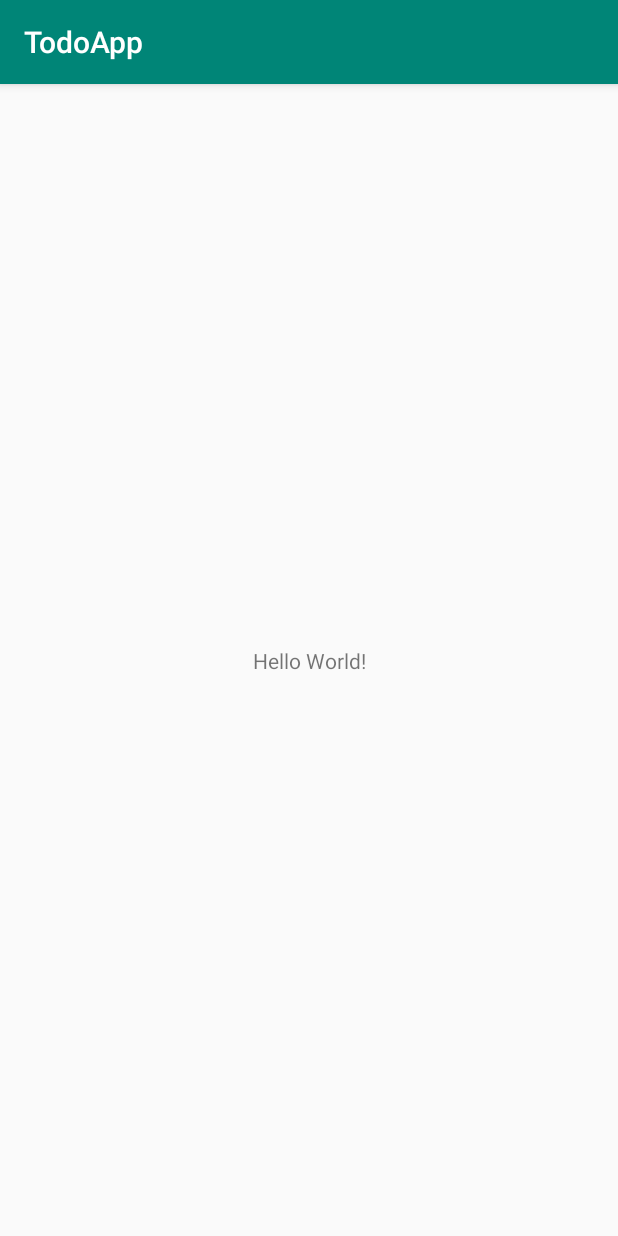
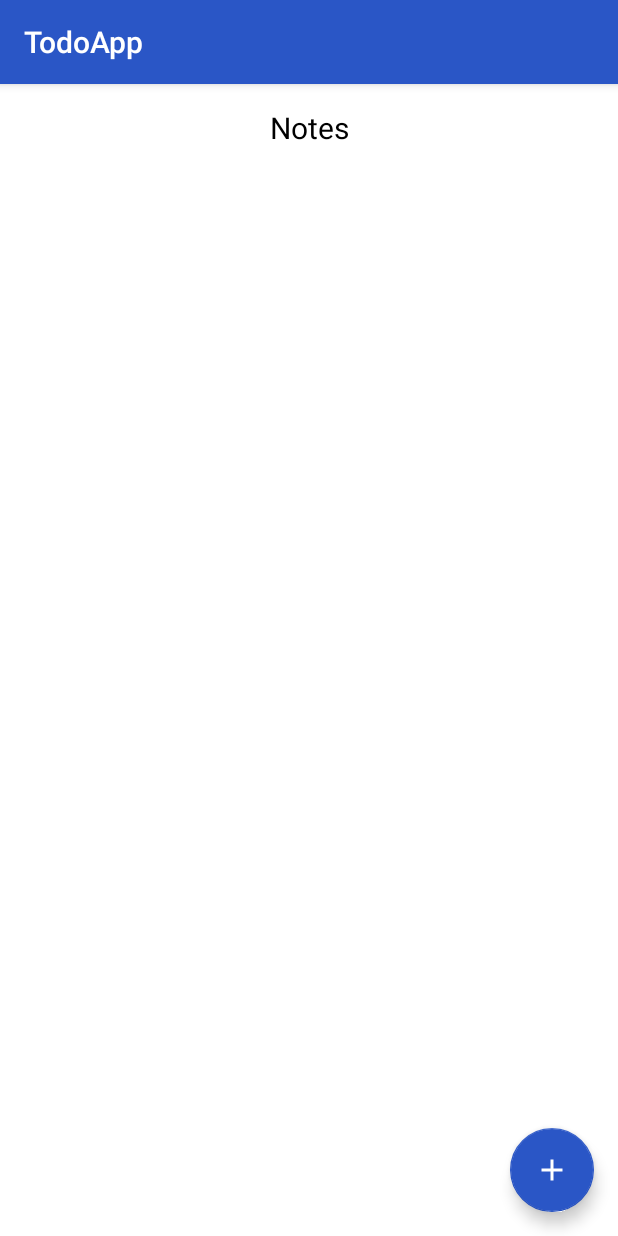
Before and after one commit to pwnjeswani/TodoApp, an Android app: the screen it shows after launch (MainActivity), on a phone screen of 412 x 824 dp. Run offline under Robolectric (Android 15) with nearby library versions, the light colour scheme and no system bars; our stand-ins replace Room's generated code.

Commit message:
added res and made layout files for both activities

```diff
--- a/app/build.gradle
+++ b/app/build.gradle
@@ -25,11 +25,12 @@ android {
 
 dependencies {
     implementation fileTree(dir: 'libs', include: ['*.jar'])
-    implementation"org.jetbrains.kotlin:kotlin-stdlib-jdk7:$kotlin_version"
+    implementation "org.jetbrains.kotlin:kotlin-stdlib-jdk7:$kotlin_version"
     implementation 'androidx.appcompat:appcompat:1.1.0'
     implementation 'androidx.core:core-ktx:1.0.2'
     implementation 'androidx.constraintlayout:constraintlayout:1.1.3'
     implementation 'androidx.recyclerview:recyclerview:1.0.0'
+    implementation 'com.google.android.material:material:1.0.0'
 
     testImplementation 'junit:junit:4.12'
     androidTestImplementation 'androidx.test:runner:1.2.0'
--- a/app/src/main/AndroidManifest.xml
+++ b/app/src/main/AndroidManifest.xml
@@ -10,6 +10,7 @@
         android:roundIcon="@mipmap/ic_launcher_round"
         android:supportsRtl="true"
         android:theme="@style/AppTheme">
+        <activity android:name=".view.activity.EditNoteActivity"></activity>
         <activity android:name=".view.activity.MainActivity">
             <intent-filter>
                 <action android:name="android.intent.action.MAIN" />
--- /dev/null
+++ b/app/src/main/res/drawable/curved_btn_bg.xml
@@ -0,0 +1,5 @@
+<?xml version="1.0" encoding="UTF-8"?>
+<shape xmlns:android="http://schemas.android.com/apk/res/android">
+    <solid android:color="@color/submit_btn_clr" />
+    <corners android:radius="5dp" />
+</shape>
--- /dev/null
+++ b/app/src/main/res/drawable/ic_add_white_24dp.xml
@@ -0,0 +1,5 @@
+<vector android:height="24dp" android:tint="#FFFFFF"
+    android:viewportHeight="24.0" android:viewportWidth="24.0"
+    android:width="24dp" xmlns:android="http://schemas.android.com/apk/res/android">
+    <path android:fillColor="#FF000000" android:pathData="M19,13h-6v6h-2v-6H5v-2h6V5h2v6h6v2z"/>
+</vector>
--- a/app/src/main/res/layout/activity_main.xml
+++ b/app/src/main/res/layout/activity_main.xml
@@ -4,15 +4,39 @@
     xmlns:tools="http://schemas.android.com/tools"
     android:layout_width="match_parent"
     android:layout_height="match_parent"
+    android:background="@color/white"
     tools:context=".view.activity.MainActivity">
 
     <TextView
+        android:id="@+id/tv_title"
         android:layout_width="wrap_content"
         android:layout_height="wrap_content"
-        android:text="Hello World!"
-        app:layout_constraintBottom_toBottomOf="parent"
+        android:layout_marginTop="15dp"
+        android:text="@string/notes"
+        android:textColor="@color/black"
+        android:textSize="20sp"
         app:layout_constraintLeft_toLeftOf="parent"
         app:layout_constraintRight_toRightOf="parent"
         app:layout_constraintTop_toTopOf="parent" />
 
+    <androidx.recyclerview.widget.RecyclerView
+        android:id="@+id/rv_notes"
+        android:layout_width="match_parent"
+        android:layout_height="wrap_content"
+        android:layout_marginTop="20dp"
+        app:layout_constraintTop_toBottomOf="@+id/tv_title" />
+
+    <com.google.android.material.floatingactionbutton.FloatingActionButton
+        android:id="@+id/fab_add_note"
+        android:layout_width="wrap_content"
+        android:layout_height="wrap_content"
+        android:layout_margin="16dp"
+        android:clickable="true"
+        android:focusable="true"
+        android:src="@drawable/ic_add_white_24dp"
+        app:backgroundTint="@color/colorPrimary"
+        app:layout_constraintBottom_toBottomOf="parent"
+        app:layout_constraintRight_toRightOf="parent" />
+
+
 </androidx.constraintlayout.widget.ConstraintLayout>
--- a/app/src/main/res/values/colors.xml
+++ b/app/src/main/res/values/colors.xml
@@ -1,6 +1,12 @@
 <?xml version="1.0" encoding="utf-8"?>
 <resources>
-    <color name="colorPrimary">#008577</color>
+    <color name="colorPrimary">#2A56C6</color>
     <color name="colorPrimaryDark">#00574B</color>
     <color name="colorAccent">#D81B60</color>
+    <color name="black">#000</color>
+    <color name="white">#FFF</color>
+    <color name="card_border_clr">#EDEDED</color>
+    <color name="note_date_txt_clr">#7F7F7F</color>
+    <color name="note_title_txt_clr">#2A56C6</color>
+    <color name="submit_btn_clr">#00CD83</color>
 </resources>
--- a/app/src/main/res/values/strings.xml
+++ b/app/src/main/res/values/strings.xml
@@ -1,3 +1,7 @@
 <resources>
     <string name="app_name">TodoApp</string>
+    <string name="notes">Notes</string>
+    <string name="edit_note">Edit Note</string>
+    <string name="new_note">New Note</string>
+    <string name="note_hint">Write Here…</string>
 </resources>
```
Also changed, not shown: app/src/main/java/com/pawanjeswani/todoapp/view/activity/EditNoteActivity.kt (added, +13 -0 lines), app/src/main/res/drawable/curved_border.xml (added, +7 -0 lines), app/src/main/res/drawable/ic_arrow_back_black_24dp.xml (added, +9 -0 lines), app/src/main/res/layout/activity_edit_note.xml (added, +67 -0 lines), app/src/main/res/drawable/tick.png (added).
